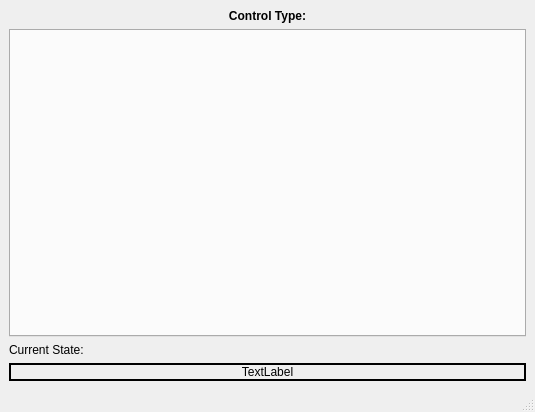
First picture: the form in modules/feedbackcontroller/widget/feedbackcontroller.ui, repository tud-hri/joan, before the edit.
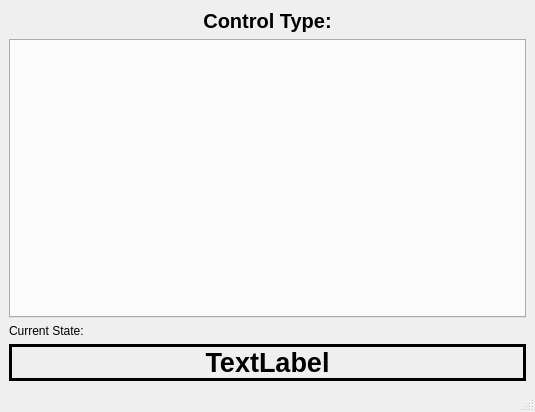
Second picture: the form after the edit.

Commit message: updated the UIs for manual and FDCA

The edit to the form file:
```diff
--- a/modules/feedbackcontroller/widget/feedbackcontroller.ui
+++ b/modules/feedbackcontroller/widget/feedbackcontroller.ui
@@ -19,6 +19,7 @@
      <widget class="QLabel" name="lblControltype">
       <property name="font">
        <font>
+        <pointsize>15</pointsize>
         <weight>75</weight>
         <bold>true</bold>
        </font>
@@ -33,11 +34,18 @@
     </item>
     <item row="3" column="0">
      <widget class="QLabel" name="lblState">
+      <property name="font">
+       <font>
+        <pointsize>20</pointsize>
+        <weight>75</weight>
+        <bold>true</bold>
+       </font>
+      </property>
       <property name="frameShape">
        <enum>QFrame::Box</enum>
       </property>
       <property name="lineWidth">
-       <number>2</number>
+       <number>3</number>
       </property>
       <property name="text">
        <string>TextLabel</string>
```
The commit also changes 3 other files.
